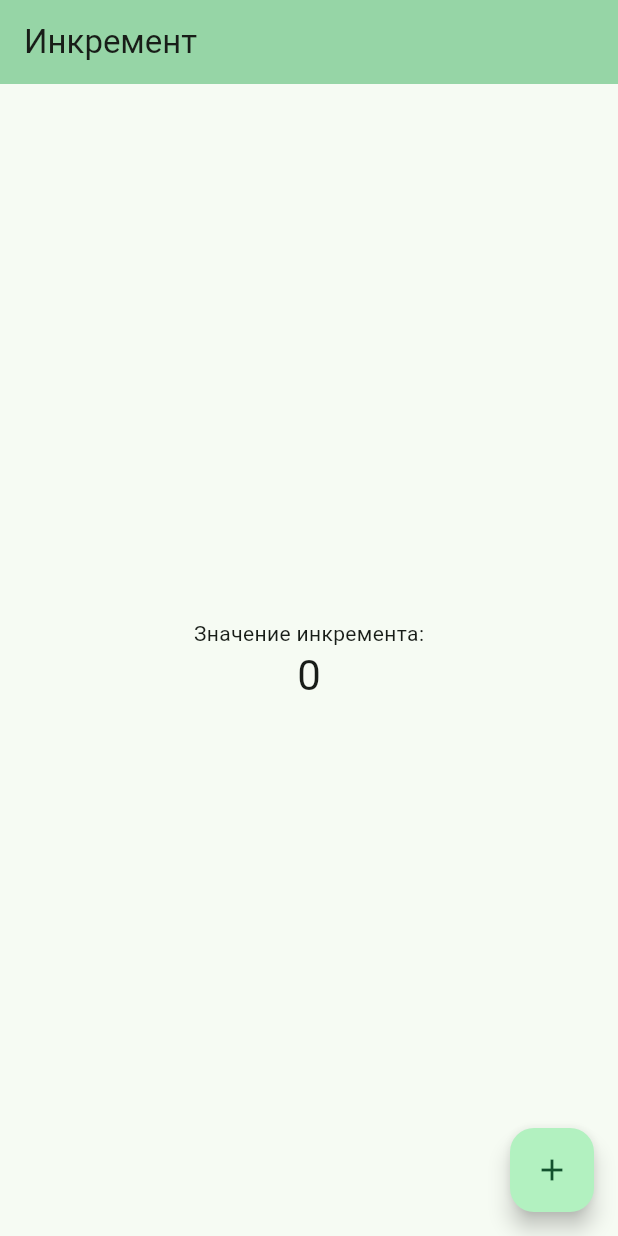
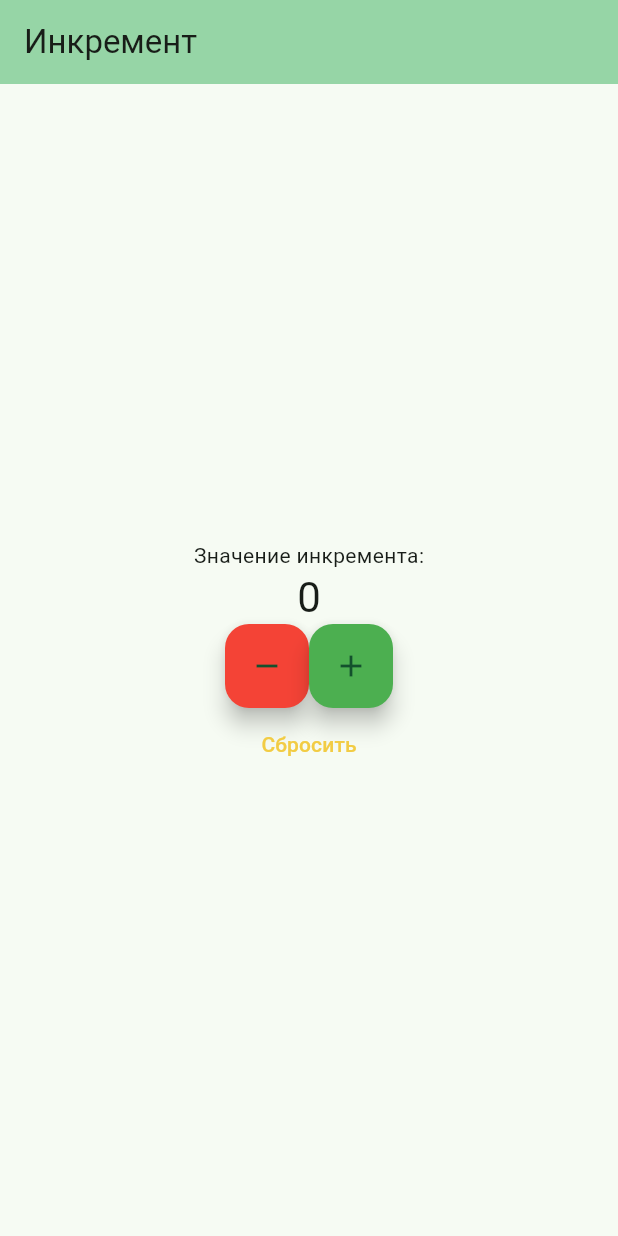
Before and after one commit to DonZskoy/mobileDevs, a Flutter app: the screen it shows after launch, on a phone screen of 412 x 824 dp. Run offline on Flutter 3.47's test engine with Material 3 defaults, Android fonts, the phone set to English and light mode, and no system bars.

Commit message:
adding button for methods

```diff
--- a/l3proj/lib/main.dart
+++ b/l3proj/lib/main.dart
@@ -134,14 +134,29 @@ class _MyHomePageState extends State<MyHomePage> {
               '$_counter',
               style: Theme.of(context).textTheme.headlineMedium,
             ),
+            Row(
+              mainAxisAlignment: MainAxisAlignment.center,
+              children: [
+                FloatingActionButton(
+                onPressed: _decrementCounter,
+                tooltip: 'Decrement',
+                backgroundColor: Colors.red,
+                child: const Icon(Icons.remove_sharp),
+                ),
+                FloatingActionButton(
+                onPressed: _incrementCounter,
+                tooltip: 'Increment',
+                backgroundColor: Colors.green,
+                child: const Icon(Icons.add_sharp),
+                ),
+              ],
+            ),
+            TextButton(
+              onPressed: reset,
+            child: Text('Сбросить', style: TextStyle(color: Color.fromARGB(255, 242, 204, 68))))
           ],
         ),
       ),
-      floatingActionButton: FloatingActionButton(
-        onPressed: _incrementCounter,
-        tooltip: 'Increment',
-        child: const Icon(Icons.add),
-      ), // This trailing comma makes auto-formatting nicer for build methods.
-    );
+    ); // This trailing comma makes auto-formatting nicer for build methods.
   }
 }
```
